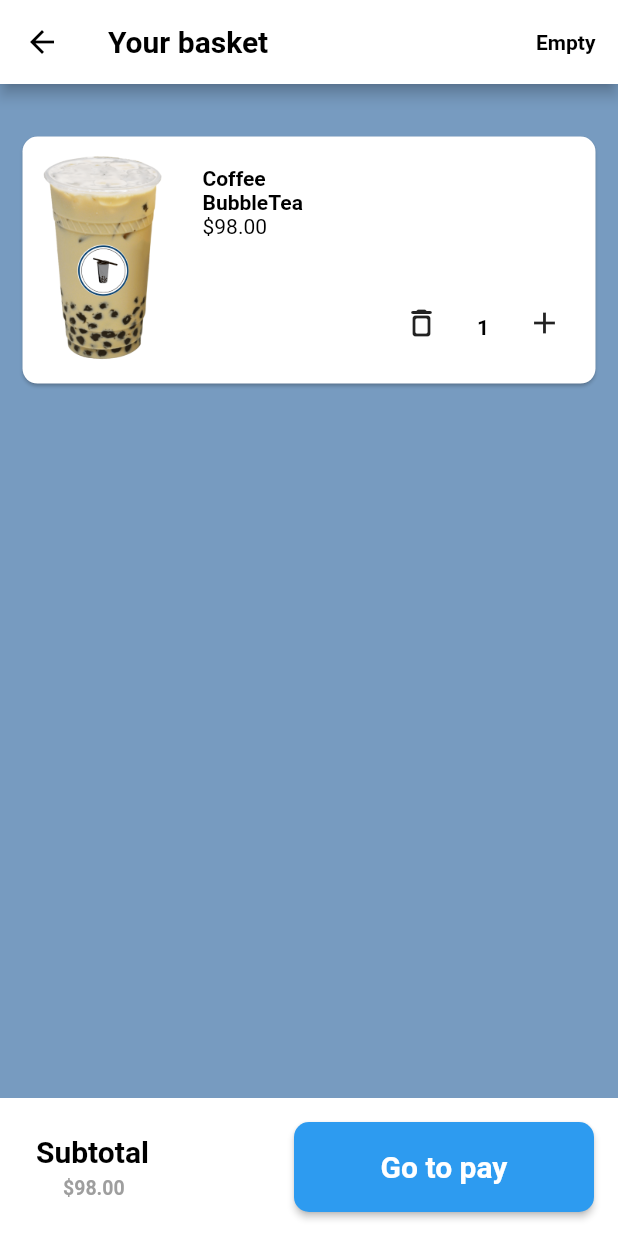
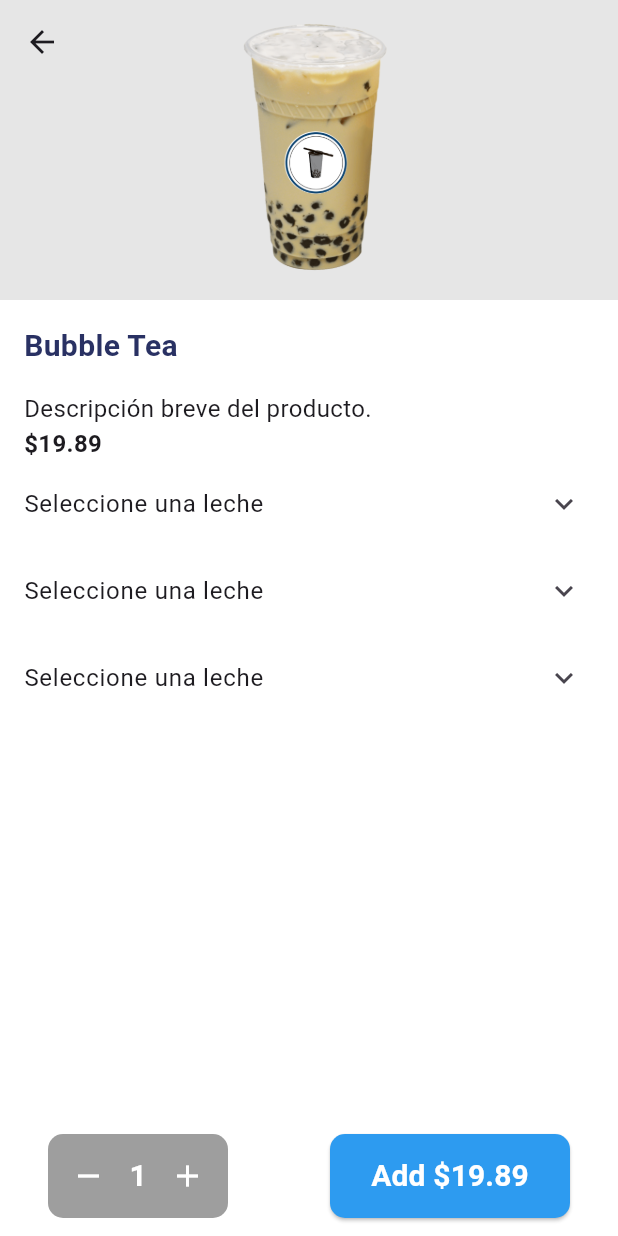
Before and after one commit to Molisawa/flutter_final_project, a Flutter app: the screen it shows after launch, on a phone screen of 412 x 824 dp. Run offline on Flutter 3.47's test engine with Material 2 defaults, Android fonts, the phone set to English and light mode, and no system bars.

Commit message:
product_detail

```diff
--- a/lib/bubbleit/app.dart
+++ b/lib/bubbleit/app.dart
@@ -15,12 +15,13 @@ class MyApp extends StatelessWidget {
         colorScheme: ColorScheme.fromSeed(seedColor: Colors.deepPurple),
         useMaterial3: true,
       ),
-      initialRoute: ShoppingCartScreen.routeName,
+      initialRoute: ProductDetailScreen.routeName,
       routes: {
         HomeScreen.routeName: (_) => const HomeScreen(),
         LoginScreen.routeName: (_) => const LoginScreen(),
         RewardsScreen.routeName: (_) => const RewardsScreen(),
         ShoppingCartScreen.routeName: (_) => const ShoppingCartScreen(),
+        ProductDetailScreen.routeName: (_) =>  const ProductDetailScreen()
       },
     );
   }
--- a/lib/bubbleit/screens/consts/color_palette.dart
+++ b/lib/bubbleit/screens/consts/color_palette.dart
@@ -5,3 +5,4 @@ const Color kItesoBlueStrong = Color(0xFF293163);
 const Color kItesoBlue = Color(0xFF779BC0);
 const Color kItesoBlueLight = Color(0xFF2D9BF0);
 const Color kItesoGray = Color(0xFF8a8b8d);
+const Color kItesoGrayLight = Color(0xFFE6E6E6);
--- /dev/null
+++ b/lib/bubbleit/screens/product_detail/product_detail.dart
@@ -0,0 +1,37 @@
+import 'package:flutter/material.dart';
+
+import '../../widgets/widgets.dart';
+
+class ProductDetailScreen extends StatefulWidget {
+  static String routeName = '/product_detail';
+
+  const ProductDetailScreen({Key? key}) : super(key: key);
+
+  @override
+  State<ProductDetailScreen> createState() => _ProductDetailScreenState();
+}
+
+class _ProductDetailScreenState extends State<ProductDetailScreen> {
+  String selectedMilk = '';
+  List<String> milkOptions = ['Leche 1', 'Leche 2', 'Leche 3'];
+  bool isAppBarExpanded = true;
+
+  @override
+  Widget build(BuildContext context) {
+    return Scaffold(
+      backgroundColor: Colors.white,
+      body: CustomScrollView(
+        slivers: <Widget>[
+          AppBarWidget(isExpanded: isAppBarExpanded),
+          SliverToBoxAdapter(
+            child: ProductDescriptionWidget(
+              selectedMilk: selectedMilk,
+              milkOptions: milkOptions,
+            ),
+          ),
+        ],
+      ),
+      bottomNavigationBar: BottomBarWidget(),
+    );
+  }
+}
--- a/lib/bubbleit/screens/screens.dart
+++ b/lib/bubbleit/screens/screens.dart
@@ -1,3 +1,4 @@
+export 'package:flutter_final_project/bubbleit/screens/product_detail/product_detail.dart';
 export 'package:flutter_final_project/bubbleit/screens/shopping_cart.dart/Shopping_cart.dart';
 export 'package:flutter_final_project/bubbleit/screens/splash/Splash.dart';
 export 'package:flutter_final_project/bubbleit/screens/home/Home.dart';
--- /dev/null
+++ b/lib/bubbleit/widgets/custom_appbar.dart
@@ -0,0 +1,43 @@
+import 'package:flutter/material.dart';
+import 'package:flutter_final_project/bubbleit/screens/consts/color_palette.dart';
+
+class AppBarWidget extends StatefulWidget {
+  final bool isExpanded;
+
+  const AppBarWidget({Key? key, required this.isExpanded}) : super(key: key);
+
+  @override
+  _AppBarWidgetState createState() => _AppBarWidgetState();
+}
+
+class _AppBarWidgetState extends State<AppBarWidget> {
+  @override
+  Widget build(BuildContext context) {
+
+    // Agrega un log para imprimir el valor de isExpanded
+    return SliverAppBar(
+      expandedHeight: 200,
+      floating: false,
+      pinned: true,
+      //si esta expandido el appbar se muestra el color de fondo sino que sea rojo
+      backgroundColor: kItesoGrayLight,
+      flexibleSpace: GestureDetector(
+        onTap: () {
+          // Acción cuando se toca el espacio flexible
+        },
+        child: FlexibleSpaceBar(
+
+          background: FittedBox(
+            child: Image.asset('assets/images/coffeeBubbleTea.png'),
+          ),
+        ),
+      ),
+      leading: IconButton(
+        icon: const Icon(Icons.arrow_back),
+        onPressed: () {
+          Navigator.of(context).pop();
+        },
+      ),
+    );
+  }
+}
--- /dev/null
+++ b/lib/bubbleit/widgets/custom_bottombar.dart
@@ -0,0 +1,96 @@
+import 'package:flutter/material.dart';
+import 'package:flutter_final_project/bubbleit/screens/consts/color_palette.dart';
+
+class BottomBarWidget extends StatefulWidget {
+  @override
+  _BottomBarWidgetState createState() => _BottomBarWidgetState();
+}
+
+class _BottomBarWidgetState extends State<BottomBarWidget> {
+  int itemCount = 1;
+
+  @override
+  Widget build(BuildContext context) {
+    return BottomAppBar(
+      elevation: 0.0,
+      color: Colors.white,
+      child: Padding(
+        padding: const EdgeInsets.symmetric(horizontal: 16.0),
+        child: Row(
+          mainAxisAlignment: MainAxisAlignment.spaceBetween,
+          children: [
+            Container(
+              width: 120.0,
+              height: 60.0,
+              decoration: BoxDecoration(
+                color: Colors.grey,
+                borderRadius: BorderRadius.circular(10),
+              ),
+              child: Row(
+                mainAxisAlignment: MainAxisAlignment.spaceEvenly,
+                children: [
+                  IconButton(
+                    icon: const Icon(
+                      Icons.remove,
+                      color: Colors.white,
+                    ),
+                    onPressed: () {
+                      if (itemCount > 1) {
+                        setState(() {
+                          itemCount--;
+                        });
+                      }
+                    },
+                  ),
+                  Text(
+                    '$itemCount',
+                    style: const TextStyle(
+                      fontSize: 20.0,
+                      fontWeight: FontWeight.bold,
+                      color: Colors.white,
+                    ),
+                  ),
+                  IconButton(
+                    icon: const Icon(
+                      Icons.add,
+                      color: Colors.white,
+                    ),
+                    onPressed: () {
+                      if (itemCount < 10) {
+                        setState(() {
+                          itemCount++;
+                        });
+                      }
+                    },
+                  ),
+                ],
+              ),
+            ),
+            ElevatedButton(
+              style: ButtonStyle(
+                minimumSize: MaterialStateProperty.all(const Size(160, 60)),
+                backgroundColor: MaterialStateProperty.all(kItesoBlueLight),
+                shape: MaterialStateProperty.all<RoundedRectangleBorder>(
+                  RoundedRectangleBorder(
+                    borderRadius: BorderRadius.circular(10),
+                  ),
+                ),
+              ),
+              onPressed: () {
+                // Acción cuando se presiona el botón azul
+              },
+              child: const Text(
+                'Add \$19.89',
+                style: TextStyle(
+                  fontSize: 20,
+                  fontWeight: FontWeight.bold,
+                  color: Colors.white,
+                ),
+              ),
+            ),
+          ],
+        ),
+      ),
+    );
+  }
+}
--- /dev/null
+++ b/lib/bubbleit/widgets/custom_expansiontile.dart
@@ -0,0 +1,40 @@
+import 'package:flutter/material.dart';
+
+class CustomExpansionTile extends StatelessWidget {
+  final String selectedValue;
+  final List<String> options;
+  final ValueChanged<String> onChanged;
+
+  const CustomExpansionTile({
+    Key? key,
+    required this.selectedValue,
+    required this.options,
+    required this.onChanged,
+  }) : super(key: key);
+
+  @override
+  Widget build(BuildContext context) {
+    return ExpansionTile(
+      title: Text(selectedValue.isEmpty ? 'Seleccione una leche' : selectedValue),
+      children: [
+        for (String option in options)
+          Column(
+            children: [
+              RadioListTile<String>(
+                title: Text(option),
+                value: option,
+                groupValue: selectedValue,
+                onChanged: (String? value) {
+                  onChanged(value!);
+                },
+              ),
+              const Divider(
+                height: 1,
+                color: Colors.grey,
+              ),
+            ],
+          ),
+      ],
+    );
+  }
+}
--- /dev/null
+++ b/lib/bubbleit/widgets/product_description.dart
@@ -0,0 +1,95 @@
+import 'package:flutter/material.dart';
+import 'package:flutter_final_project/bubbleit/screens/consts/color_palette.dart';
+import 'package:flutter_final_project/bubbleit/widgets/custom_expansiontile.dart';
+
+class ProductDescriptionWidget extends StatefulWidget {
+  final List<String> milkOptions;
+
+  const ProductDescriptionWidget({
+    Key? key,
+    required this.milkOptions, required String selectedMilk,
+  }) : super(key: key);
+
+  @override
+  _ProductDescriptionWidgetState createState() =>
+      _ProductDescriptionWidgetState();
+}
+
+class _ProductDescriptionWidgetState extends State<ProductDescriptionWidget> {
+  String selectedMilk = ''; // Mueve la variable al estado
+
+  @override
+  Widget build(BuildContext context) {
+    return Container(
+      decoration: const BoxDecoration(
+        color: Colors.white,
+        borderRadius: BorderRadius.only(
+          topLeft: Radius.circular(32.0),
+          topRight: Radius.circular(32.0),
+        ),
+      ),
+      child: Column(
+        crossAxisAlignment: CrossAxisAlignment.start,
+        children: [
+          const Padding(
+            padding: EdgeInsets.all(16.0),
+            child: Text(
+              'Bubble Tea',
+              style: TextStyle(
+                fontSize: 20.0,
+                fontWeight: FontWeight.bold,
+                color: kItesoBlueStrong,
+              ),
+            ),
+          ),
+          const Padding(
+            padding: EdgeInsets.symmetric(horizontal: 16.0),
+            child: Text(
+              'Descripción breve del producto.',
+              style: TextStyle(
+                fontSize: 16.0,
+              ),
+            ),
+          ),
+          const Padding(
+            padding: EdgeInsets.symmetric(horizontal: 16.0),
+            child: Text(
+              '\$19.89',
+              style: TextStyle(
+                fontSize: 16.0,
+                fontWeight: FontWeight.bold,
+              ),
+            ),
+          ),
+          CustomExpansionTile(
+            selectedValue: selectedMilk,
+            options: widget.milkOptions,
+            onChanged: (String value) {
+              setState(() {
+                selectedMilk = value; // Actualiza el estado con la leche seleccionada
+              });
+            },
+          ),
+          CustomExpansionTile(
+            selectedValue: selectedMilk,
+            options: widget.milkOptions,
+            onChanged: (String value) {
+              setState(() {
+                selectedMilk = value; // Actualiza el estado con la leche seleccionada
+              });
+            },
+          ),
+          CustomExpansionTile(
+            selectedValue: selectedMilk,
+            options: widget.milkOptions,
+            onChanged: (String value) {
+              setState(() {
+                selectedMilk = value; // Actualiza el estado con la leche seleccionada
+              });
+            },
+          ),
+        ],
+      ),
+    );
+  }
+}
--- a/lib/bubbleit/widgets/widgets.dart
+++ b/lib/bubbleit/widgets/widgets.dart
@@ -1,3 +1,9 @@
+export 'package:flutter/material.dart';
+export 'package:flutter_final_project/bubbleit/widgets/custom_appbar.dart';
+export 'package:flutter_final_project/bubbleit/widgets/custom_bottombar.dart';
+
+export 'package:flutter_final_project/bubbleit/widgets/product_description.dart';
+
 export 'package:flutter_final_project/bubbleit/widgets/custom_slider.dart';
 export 'package:flutter_final_project/bubbleit/widgets/custom_button.dart';
 export 'package:flutter_final_project/bubbleit/widgets/custom_textfield.dart';
```
